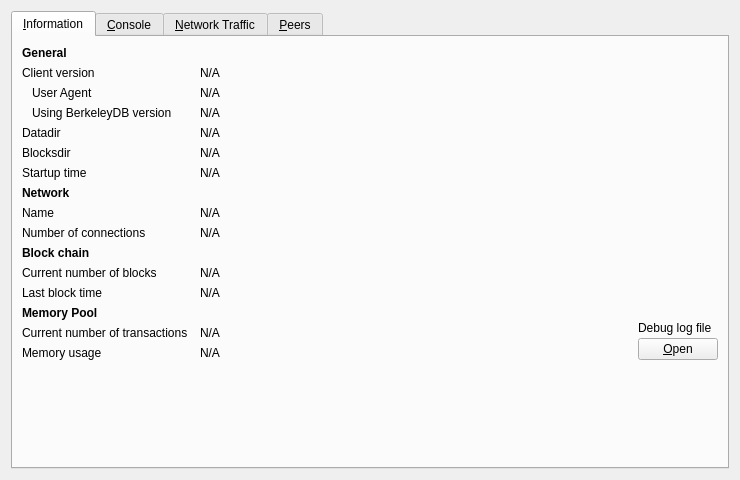
First picture: the form in src/qt/forms/debugwindow.ui, repository DeepPool/test, before the edit.
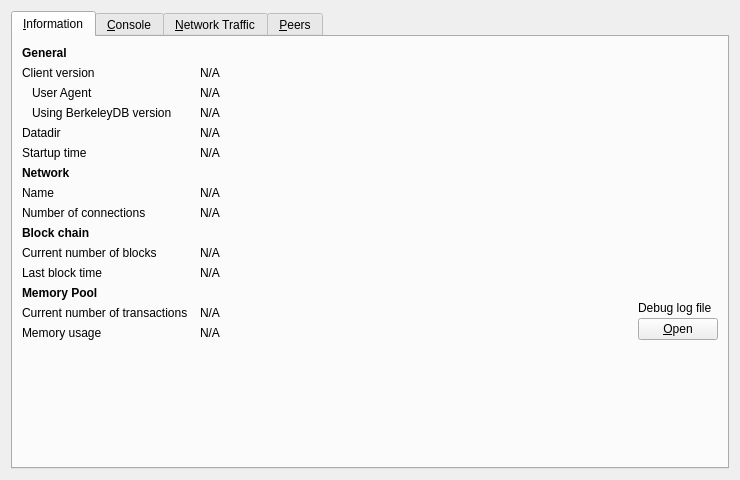
Second picture: the form after the edit. Icons and pictures are not drawn. Custom widgets are drawn as their Qt base class.

Diff of the .ui file:
```diff
--- a/src/qt/forms/debugwindow.ui
+++ b/src/qt/forms/debugwindow.ui
@@ -145,42 +145,13 @@
         </widget>
        </item>
        <item row="5" column="0">
-        <widget class="QLabel" name="label_11">
-         <property name="text">
-          <string>Blocksdir</string>
-         </property>
-        </widget>
-       </item>
-       <item row="5" column="1" colspan="2">
-        <widget class="QLabel" name="blocksDir">
-         <property name="cursor">
-          <cursorShape>IBeamCursor</cursorShape>
-         </property>
-         <property name="toolTip">
-          <string>To specify a non-default location of the blocks directory use the '%1' option.</string>
-         </property>
-         <property name="text">
-          <string>N/A</string>
-         </property>
-         <property name="textFormat">
-          <enum>Qt::PlainText</enum>
-         </property>
-         <property name="wordWrap">
-          <bool>true</bool>
-         </property>
-         <property name="textInteractionFlags">
-          <set>Qt::LinksAccessibleByMouse|Qt::TextSelectableByKeyboard|Qt::TextSelectableByMouse</set>
-         </property>
-        </widget>
-       </item>
-       <item row="6" column="0">
         <widget class="QLabel" name="label_13">
          <property name="text">
           <string>Startup time</string>
          </property>
         </widget>
        </item>
-       <item row="6" column="1" colspan="2">
+       <item row="5" column="1" colspan="2">
         <widget class="QLabel" name="startupTime">
          <property name="cursor">
           <cursorShape>IBeamCursor</cursorShape>
@@ -196,7 +167,7 @@
          </property>
         </widget>
        </item>
-       <item row="7" column="0">
+       <item row="6" column="0">
            <widget class="QLabel" name="labelNetwork">
                <property name="font">
                    <font>
@@ -209,14 +180,14 @@
                </property>
            </widget>
        </item>
-       <item row="8" column="0">
+       <item row="7" column="0">
         <widget class="QLabel" name="label_8">
          <property name="text">
           <string>Name</string>
          </property>
         </widget>
        </item>
-       <item row="8" column="1" colspan="2">
+       <item row="7" column="1" colspan="2">
         <widget class="QLabel" name="networkName">
          <property name="cursor">
           <cursorShape>IBeamCursor</cursorShape>
@@ -232,14 +203,14 @@
          </property>
         </widget>
        </item>
-       <item row="9" column="0">
+       <item row="8" column="0">
         <widget class="QLabel" name="label_7">
          <property name="text">
           <string>Number of connections</string>
          </property>
         </widget>
        </item>
-       <item row="9" column="1" colspan="2">
+       <item row="8" column="1" colspan="2">
         <widget class="QLabel" name="numberOfConnections">
          <property name="cursor">
           <cursorShape>IBeamCursor</cursorShape>
@@ -255,7 +226,7 @@
          </property>
         </widget>
        </item>
-       <item row="10" column="0">
+       <item row="9" column="0">
         <widget class="QLabel" name="label_10">
          <property name="font">
           <font>
@@ -268,14 +239,14 @@
          </property>
         </widget>
        </item>
-       <item row="11" column="0">
+       <item row="10" column="0">
         <widget class="QLabel" name="label_3">
          <property name="text">
           <string>Current number of blocks</string>
          </property>
         </widget>
        </item>
-       <item row="11" column="1" colspan="2">
+       <item row="10" column="1" colspan="2">
         <widget class="QLabel" name="numberOfBlocks">
          <property name="cursor">
           <cursorShape>IBeamCursor</cursorShape>
@@ -291,14 +262,14 @@
          </property>
         </widget>
        </item>
-       <item row="12" column="0">
+       <item row="11" column="0">
         <widget class="QLabel" name="labelLastBlockTime">
          <property name="text">
           <string>Last block time</string>
          </property>
         </widget>
        </item>
-       <item row="12" column="1" colspan="2">
+       <item row="11" column="1" colspan="2">
         <widget class="QLabel" name="lastBlockTime">
          <property name="cursor">
           <cursorShape>IBeamCursor</cursorShape>
@@ -314,7 +285,7 @@
          </property>
         </widget>
        </item>
-       <item row="13" column="0">
+       <item row="12" column="0">
         <widget class="QLabel" name="labelMempoolTitle">
          <property name="font">
           <font>
@@ -327,14 +298,14 @@
          </property>
         </widget>
        </item>
-       <item row="14" column="0">
+       <item row="13" column="0">
         <widget class="QLabel" name="labelNumberOfTransactions">
          <property name="text">
           <string>Current number of transactions</string>
          </property>
         </widget>
        </item>
-       <item row="14" column="1">
+       <item row="13" column="1">
         <widget class="QLabel" name="mempoolNumberTxs">
          <property name="cursor">
           <cursorShape>IBeamCursor</cursorShape>
@@ -350,14 +321,14 @@
          </property>
         </widget>
        </item>
-       <item row="15" column="0">
+       <item row="14" column="0">
         <widget class="QLabel" name="labelMemoryUsage">
          <property name="text">
           <string>Memory usage</string>
          </property>
         </widget>
        </item>
-       <item row="15" column="1">
+       <item row="14" column="1">
         <widget class="QLabel" name="mempoolSize">
          <property name="cursor">
           <cursorShape>IBeamCursor</cursorShape>
@@ -373,7 +344,7 @@
          </property>
         </widget>
        </item>
-       <item row="13" column="2" rowspan="3">
+       <item row="12" column="2" rowspan="3">
         <layout class="QVBoxLayout" name="verticalLayoutDebugButton">
          <property name="spacing">
           <number>3</number>
@@ -413,7 +384,7 @@
          </item>
         </layout>
        </item>
-       <item row="16" column="0">
+       <item row="15" column="0">
         <spacer name="verticalSpacer">
          <property name="orientation">
           <enum>Qt::Vertical</enum>
```
Left out of the diff: 31 changed lines with no effect on the pictures.
